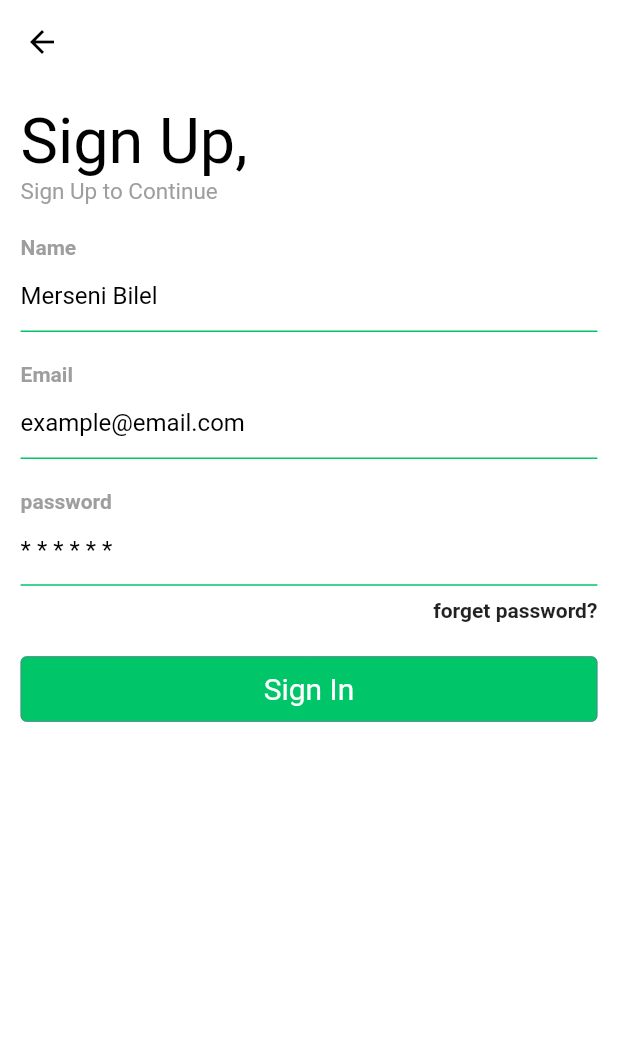
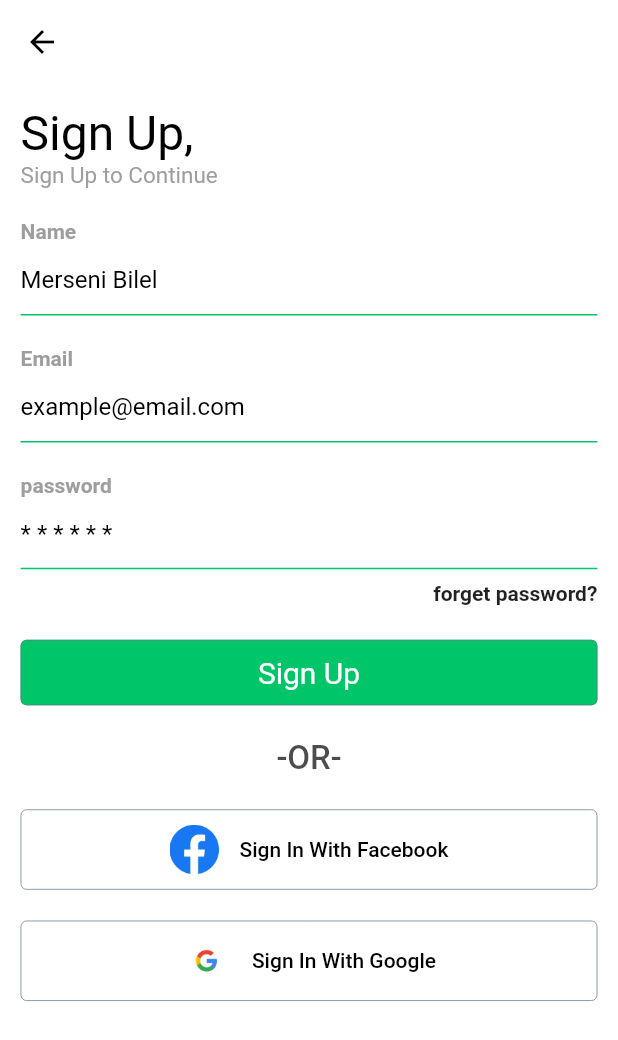
Before and after one commit to MerseniBilel/GetxEcom, a Flutter app: the RegisterView screen opened by its route, on a phone screen of 412 x 824 dp. Shown: the top 1040 px of the screen. Run offline on Flutter 3.47's test engine with Material 2 defaults, Android fonts, the phone set to English and light mode, and no system bars; our stand-ins replace get.

Commit message:
register controller done ...

```diff
--- a/lib/app/modules/auth/controllers/auth_controller.dart
+++ b/lib/app/modules/auth/controllers/auth_controller.dart
@@ -11,15 +11,12 @@ class AuthController extends GetxController {
     if (!GetUtils.isEmail(value!)) {
       return "Email must be valid";
     }
-    return null;
   }
 
   String? passwordValidator(String? value) {
     if (!GetUtils.isLengthBetween(value, 6, 10)) {
       return "Password must be between 6 and 10";
     }
-
-    return null;
   }
 
   void login() {
--- a/lib/app/modules/auth/views/auth_view.dart
+++ b/lib/app/modules/auth/views/auth_view.dart
@@ -161,7 +161,7 @@ class AuthView extends GetView<AuthController> {
           children: [
             Text(
               "Welcome,",
-              style: Get.theme.textTheme.headline4!.apply(
+              style: Get.theme.textTheme.headline5!.apply(
                 color: Colors.black,
               ),
             ),
--- a/lib/app/modules/auth/views/register_view.dart
+++ b/lib/app/modules/auth/views/register_view.dart
@@ -19,7 +19,7 @@ class RegisterView extends GetView<RegisterController> {
             children: [
               Text(
                 "Sign Up,",
-                style: Get.theme.textTheme.headline4!.apply(
+                style: Get.theme.textTheme.headline5!.apply(
                   color: Colors.black,
                 ),
               ),
@@ -38,34 +38,34 @@ class RegisterView extends GetView<RegisterController> {
                   children: [
                     FormTextField(
                       validator: (value) {
-                        //
+                        return controller.nameValidator(value);
                       },
                       textLabel: "Name",
                       texthint: "Merseni Bilel",
                       onsaved: (value) {
-                        //
+                        controller.name = value;
                       },
                     ),
                     defaultSizedBox(),
                     FormTextField(
                       validator: (value) {
-                        //
+                        return controller.emailValidator(value);
                       },
                       textLabel: "Email",
                       texthint: "example@email.com",
                       onsaved: (value) {
-                        //
+                        controller.email = value;
                       },
                     ),
                     defaultSizedBox(),
                     FormTextField(
                       validator: (value) {
-                        //
+                        return controller.passwordValidator(value);
                       },
                       textLabel: "password",
                       texthint: "* * * * * *",
                       onsaved: (value) {
-                        //
+                        controller.password = value;
                       },
                     ),
                     Container(
@@ -81,14 +81,16 @@ class RegisterView extends GetView<RegisterController> {
                       style: ElevatedButton.styleFrom(
                         primary: Get.theme.primaryColor,
                       ),
-                      onPressed: () {},
+                      onPressed: () {
+                        controller.register();
+                      },
                       child: Padding(
                         padding: EdgeInsets.all(Get.width * .1 / 4),
                         child: Row(
                           mainAxisAlignment: MainAxisAlignment.center,
                           children: const [
                             Text(
-                              "Sign In",
+                              "Sign Up",
                               style: TextStyle(
                                   fontSize: 20, fontWeight: FontWeight.w400),
                             ),
@@ -97,6 +99,66 @@ class RegisterView extends GetView<RegisterController> {
                       ),
                     ),
                   ],
+                ),
+              ),
+              defaultSizedBox(),
+              Container(
+                child: Text(
+                  "-OR-",
+                  style: Get.theme.textTheme.headline6!.apply(
+                    color: Colors.black.withOpacity(0.7),
+                  ),
+                ),
+                alignment: Alignment.center,
+              ),
+              defaultSizedBox(),
+              ElevatedButton(
+                onPressed: () {},
+                child: Padding(
+                  padding: EdgeInsets.all(Get.width * .1 / 4),
+                  child: Row(
+                    mainAxisAlignment: MainAxisAlignment.center,
+                    children: [
+                      Padding(
+                        padding: EdgeInsets.only(right: Get.width * .1 / 3),
+                        child: Image(
+                          height: Get.width * .1 * .8,
+                          width: Get.width * .1 * .8,
+                          image: const AssetImage(
+                            "assets/images/Facebook.png",
+                          ),
+                        ),
+                      ),
+                      const Text(
+                        "Sign In With Facebook",
+                        style: TextStyle(color: Colors.black),
+                      )
+                    ],
+                  ),
+                ),
+              ),
+              defaultSizedBox(),
+              ElevatedButton(
+                onPressed: () {},
+                child: Padding(
+                  padding: EdgeInsets.all(Get.width * .1 / 4),
+                  child: Row(
+                    mainAxisAlignment: MainAxisAlignment.center,
+                    children: [
+                      Padding(
+                        padding: EdgeInsets.only(right: Get.width * .1 / 3),
+                        child: Image(
+                          height: Get.width * .1 * .8,
+                          width: Get.width * .1 * .8,
+                          image: const AssetImage("assets/images/Google.png"),
+                        ),
+                      ),
+                      const Text(
+                        "Sign In With Google",
+                        style: TextStyle(color: Colors.black),
+                      )
+                    ],
+                  ),
                 ),
               ),
             ],
```
Also changed, not shown: lib/app/modules/auth/controllers/register_controller.dart (+25 -4 lines).
